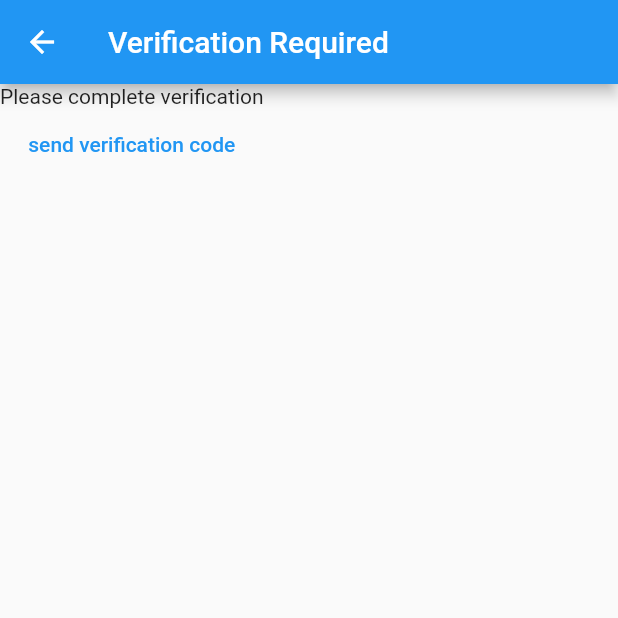
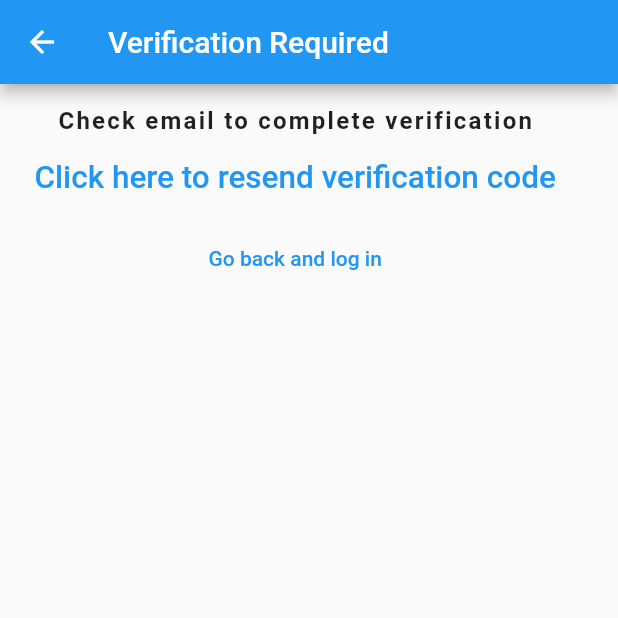
Before and after one commit to Yamin-Ara/flutterProject, a Flutter app: the verifyEmailView screen opened directly, on a phone screen of 412 x 824 dp, the top half of it. Run offline on Flutter 3.47's test engine with Material 2 defaults, Android fonts, the phone set to English and light mode, and no system bars; our stand-ins replace firebase_auth, firebase_core; accounts and stored records are empty.

Commit message:
fixed verification issue

```diff
--- /dev/null
+++ b/lib/controller/routes.dart
@@ -0,0 +1,4 @@
+const loginRoute = '/login/';
+const registerRoute = '/register/';
+const landingRoute = '/landing/';
+const verifyEmailRoute = '/verifyEmail/';
--- a/lib/views/verify_view.dart
+++ b/lib/views/verify_view.dart
@@ -1,5 +1,6 @@
 import 'package:firebase_auth/firebase_auth.dart';
 import 'package:flutter/material.dart';
+import 'package:flutter_application_1/controller/routes.dart';
 
 class verifyEmailView extends StatefulWidget {
   const verifyEmailView({super.key});
@@ -13,19 +14,47 @@ class _verifyEmailViewState extends State<verifyEmailView> {
   Widget build(BuildContext context) {
     return Scaffold(
       appBar: AppBar(
-        title: Text('Verification Required'),
+        title: const Text('Verification Required'),
       ),
-      body: Column(
+      body: Padding(
+        padding: const EdgeInsets.all(15.0),
+        child: Column(
+          crossAxisAlignment: CrossAxisAlignment.center,
           children: [
-          const Text('Please complete verification'),
+            const Text(
+              "Check email to complete verification",
+              style: TextStyle(
+                fontSize: 16.0,
+                fontWeight: FontWeight.bold,
+                letterSpacing: 1.5,
+              ),
+            ),
+            SizedBox(
+              height: 5.0,
+            ),
             TextButton(
               onPressed: () async {
                 final user = FirebaseAuth.instance.currentUser;
                 await user?.sendEmailVerification();
               },
-            child: const Text('send verification code'),
+              child: const Text(
+                'Click here to resend verification code',
+                textScaleFactor: 1.5,
               ),
+            ),
+            SizedBox(
+              height: 5.0,
+            ),
+            TextButton(
+              onPressed: () async {
+                await FirebaseAuth.instance.signOut();
+                Navigator.of(context)
+                    .pushNamedAndRemoveUntil(registerRoute, (route) => false);
+              },
+              child: const Text("Go back and log in"),
+            )
           ],
+        ),
       ),
     );
   }
```
Also changed, not shown: lib/main.dart (+8 -6 lines), lib/utillities/showError.dart (added, +20 -0 lines), lib/views/login_view.dart (+34 -10 lines), lib/views/register_view.dart (+15 -18 lines). Lines whose indentation alone changed are shown as unchanged.
